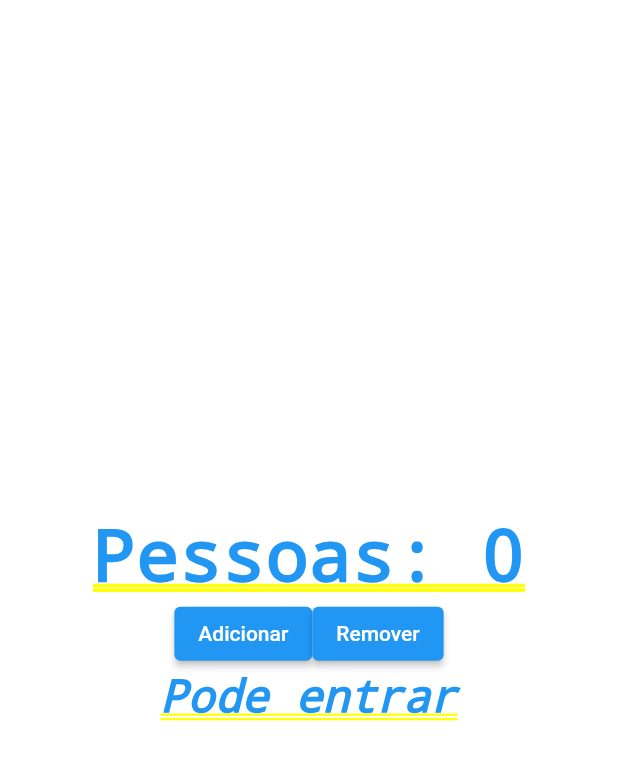
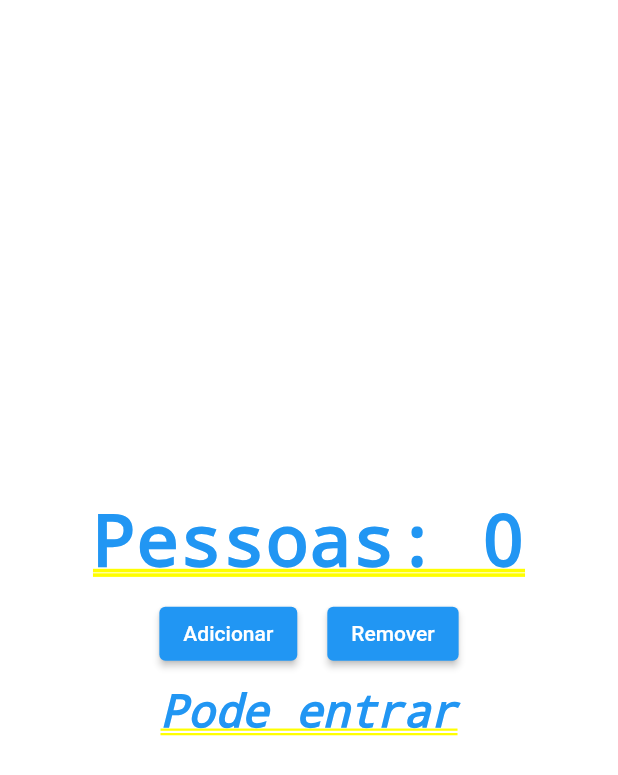
Before and after one commit to itamarpambo751/Contador-de-pessoas-Flutter-e-Dart, a Flutter app: the screen it shows after launch, after a tap on "Adicionar", on a phone screen of 412 x 824 dp. Shown: the top 775 px of the screen. Run offline on Flutter 3.47's test engine with Material 2 defaults, Android fonts, the phone set to English and light mode, and no system bars.

Commit message:
Adicionando padding nos buttons

```diff
--- a/lib/main.dart
+++ b/lib/main.dart
@@ -15,13 +15,19 @@ void main() async {
         Row(
           mainAxisAlignment: MainAxisAlignment.center,
           children: [
-            ElevatedButton(
-              onPressed:_onPressed,
-              child: Text("Adicionar"),
+            Padding(
+              padding: EdgeInsets.all(10.0),
+              child: ElevatedButton(
+                onPressed:_onPressed,
+                child: Text("Adicionar"),
+              ),
             ),
-            ElevatedButton(
-              onPressed:_onPressed,
-              child: Text("Remover"),
+            Padding(
+              padding: EdgeInsets.all(10.0),
+              child: ElevatedButton(
+                onPressed:_onPressed,
+                child: Text("Remover"),
+              ),
             ),
           ],
         ),
```
